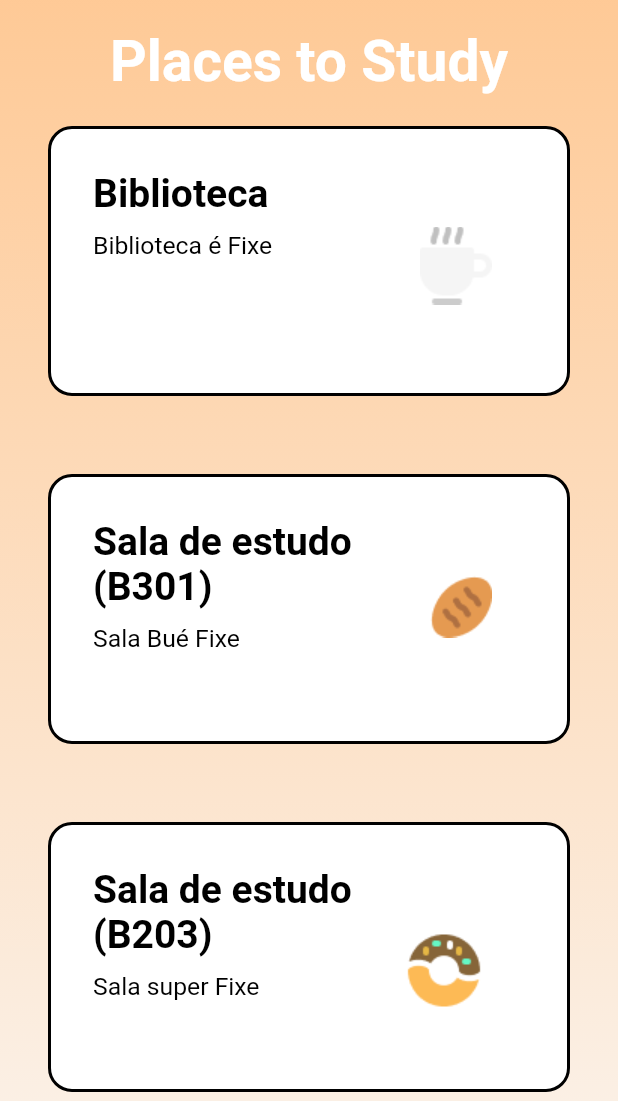
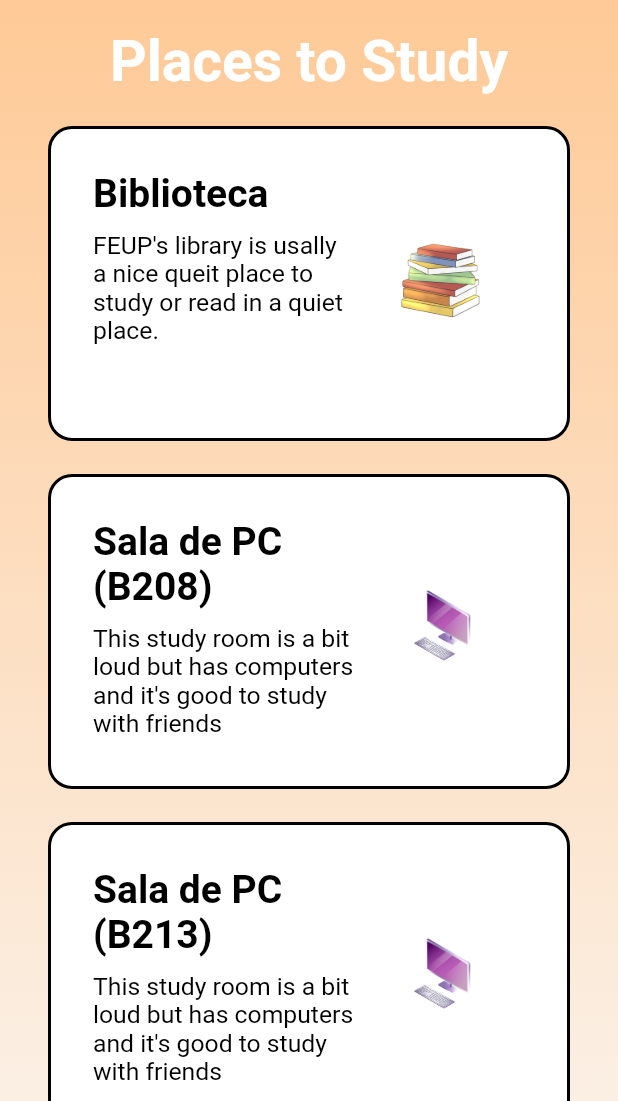
Before and after one commit to JPsobral20/TimeSlice, a Flutter app: the PlacesToStudyScreen screen opened directly, on a phone screen of 412 x 824 dp, the part 135-1236 px from its top. Run offline on Flutter 3.47's test engine with Material 2 defaults, Android fonts, the phone set to English and light mode, and no system bars; our stand-ins replace curved_navigation_bar, percent_indicator.

Commit message:
Update PlacesToStudy.

```diff
--- a/src/lib/Screen/PlacesToStudy/PlacesToStudyItems.dart
+++ b/src/lib/Screen/PlacesToStudy/PlacesToStudyItems.dart
@@ -17,7 +17,7 @@ class PlacesToStudyItems extends StatelessWidget {
       children: <Widget>[
         Container(
           padding: EdgeInsets.all(20.0),
-          height: 180,
+          height: 210,
           decoration: BoxDecoration(
             border: Border.all(
               color: Colors.black,
--- a/src/lib/Screen/PlacesToStudy/PlacesToStudyRooms.dart
+++ b/src/lib/Screen/PlacesToStudy/PlacesToStudyRooms.dart
@@ -16,56 +16,43 @@ List<PlacesToStudyRooms> rooms = [
   PlacesToStudyRooms(
     id:1,
     name: "Biblioteca",
-    description: "Biblioteca é Fixe",
-    image: "assets/icons/coffee.png",
+    description: "FEUP's library is usally a nice queit place to study or read in a quiet place.",
+    image: "assets/icons/book.png",
   ),
 
   PlacesToStudyRooms(
     id:2,
-    name: "Sala de estudo (B301)",
-    description: "Sala Bué Fixe",
-    image: "assets/icons/bread.png",
+    name: "Sala de PC (B208)",
+    description: "This study room is a bit loud but has computers and it's good to study with friends",
+    image: "assets/icons/computer.png",
   ),
 
   PlacesToStudyRooms(
     id:3,
-    name: "Sala de estudo (B203)",
-    description: "Sala super Fixe",
-    image: "assets/icons/donut.png",
+    name: "Sala de PC (B213)",
+    description: "This study room is a bit loud but has computers and it's good to study with friends",
+    image: "assets/icons/computer.png",
   ),
 
   PlacesToStudyRooms(
     id:4,
-    name: "Sopa",
-    description: "Sala memo Fixe",
-    image: "assets/icons/soup.png",
+    name: "Sala de estudo (B121)",
+    description: "This study room is a bit loud but it's a nice place to study with friends.",
+    image: "assets/icons/paper.png",
   ),
 
   PlacesToStudyRooms(
     id:5,
-    name: "Queque",
-    description: "Sala Fixolas",
-    image: "assets/icons/cupcake.png",
+    name: "Sala de estudo (B122)",
+    description: "This study room is a bit loud but it's a nice place to study with friends.",
+    image: "assets/icons/paper.png",
   ),
 
   PlacesToStudyRooms(
     id:6,
-    name: "Chá",
-    description: "Sala Fixinha",
-    image: "assets/icons/tea.png",
+    name: "Sala de estudo (B123)",
+    description: "This study room is a bit loud but it's a nice place to study with friends.",
+    image: "assets/icons/paper.png",
   ),
 
-  PlacesToStudyRooms(
-    id:7,
-    name: "Chupa",
-    description: "Sala Fixona",
-    image: "assets/icons/lolipop.png",
-  ),
-
-  PlacesToStudyRooms(
-    id:8,
-    name: "Laranja",
-    description: "Sala peixe",
-    image: "assets/icons/orange.png",
-  ),
 ];
--- a/src/lib/Screen/Shop/ShopProducts.dart
+++ b/src/lib/Screen/Shop/ShopProducts.dart
@@ -1,6 +1,6 @@
 class ShopProduct{
   final int id, price;
-  final String name, image;
+  final String name, image, type;
   //final Color color;
 
   ShopProduct({
@@ -8,6 +8,7 @@ class ShopProduct{
     required this.name,
     required this.price,
     required this.id,
+    required this.type,
     //this.color  = Colors.white,
   });
 }
@@ -17,6 +18,7 @@ List<ShopProduct> products = [
     id:1,
     name: "Café",
     price: 20,
+    type: "Drinks",
     image: "assets/icons/coffee.png",
   ),
 
@@ -24,6 +26,7 @@ List<ShopProduct> products = [
     id:2,
     name: "Pão",
     price: 30,
+    type: "Snacks",
     image: "assets/icons/bread.png",
   ),
 
@@ -31,6 +34,7 @@ List<ShopProduct> products = [
     id:3,
     name: "Donut",
     price: 60,
+    type: "Snacks",
     image: "assets/icons/donut.png",
   ),
 
@@ -38,6 +42,7 @@ List<ShopProduct> products = [
     id:4,
     name: "Sopa",
     price: 120,
+    type: "Meals",
     image: "assets/icons/soup.png",
   ),
 
@@ -45,6 +50,7 @@ List<ShopProduct> products = [
     id:5,
     name: "Queque",
     price: 80,
+    type: "Snacks",
     image: "assets/icons/cupcake.png",
   ),
 
@@ -52,6 +58,7 @@ List<ShopProduct> products = [
     id:6,
     name: "Chá",
     price: 20,
+    type: "Drinks",
     image: "assets/icons/tea.png",
   ),
 
@@ -59,6 +66,7 @@ List<ShopProduct> products = [
     id:7,
     name: "Chupa",
     price: 30,
+    type: "Snacks",
     image: "assets/icons/lolipop.png",
   ),
 
@@ -66,6 +74,7 @@ List<ShopProduct> products = [
     id:8,
     name: "Laranja",
     price: 30,
+    type: "Snacks",
     image: "assets/icons/orange.png",
   ),
 ];
--- a/src/lib/Widgets/Box/Shop/CategoriesBox.dart
+++ b/src/lib/Widgets/Box/Shop/CategoriesBox.dart
@@ -10,7 +10,7 @@ class CategoriesBox extends StatefulWidget{
 
 class CategoriesBoxState extends State<CategoriesBox>{
 
-  List<String> categories = ["All", "Drinks", "Snacks", "Meal"];
+  List<String> categories = ["All", "Drinks", "Snacks", "Meals"];
   int isSelected = 0;
 
   @override
```
Also changed, not shown: src/assets/icons/book.png (added), src/assets/icons/computer.png (added), src/assets/icons/paper.png (added).
